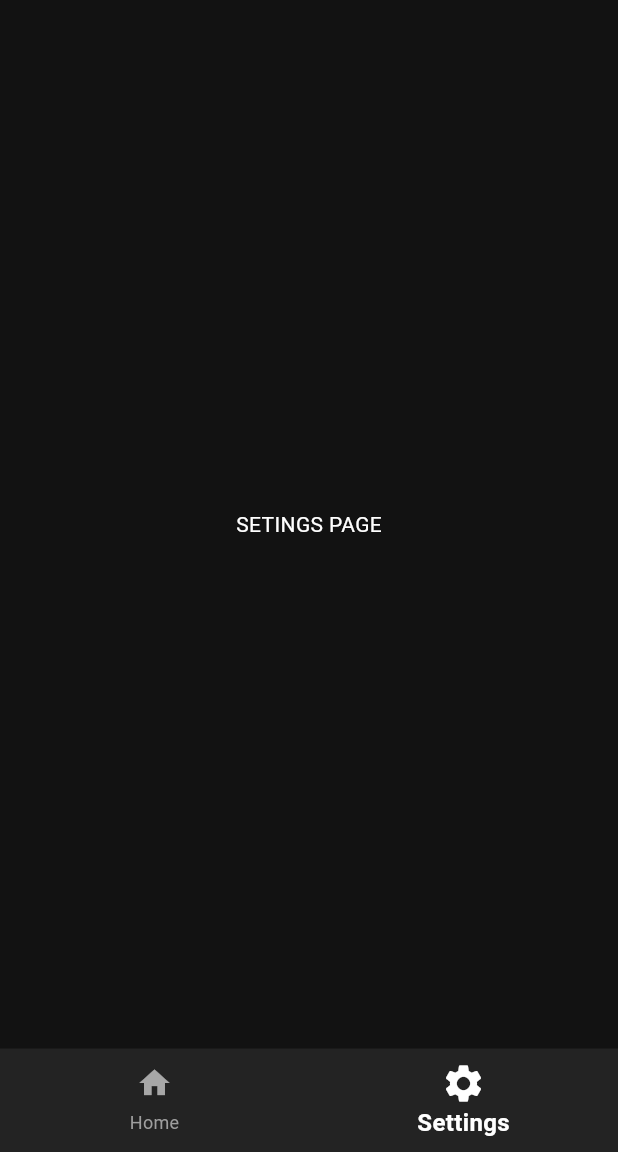
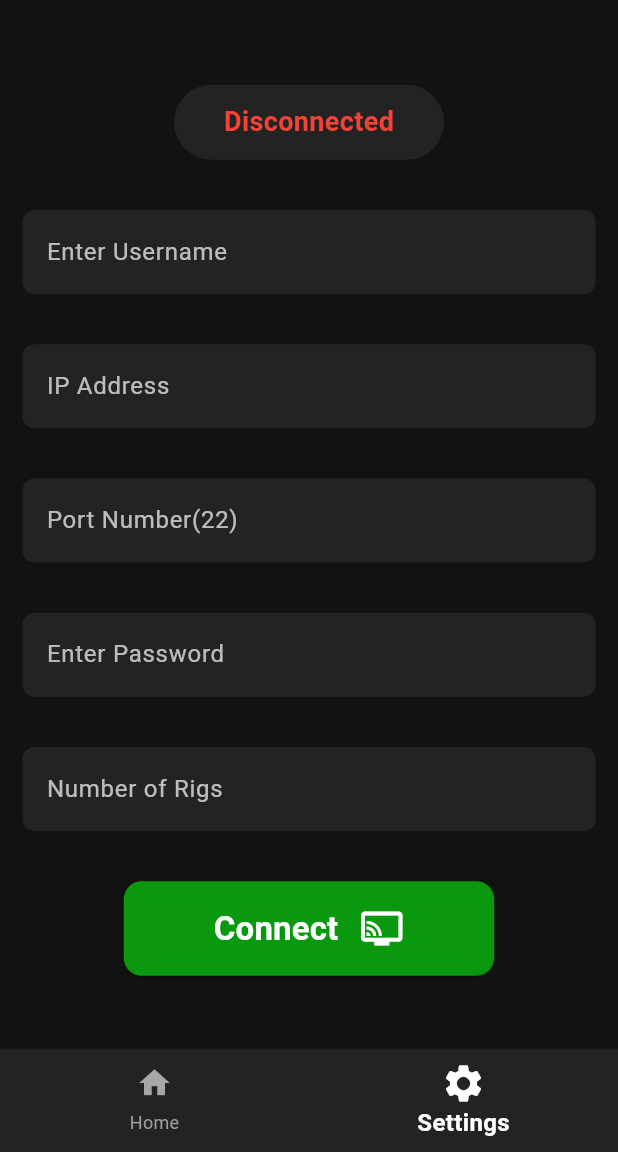
Before and after one commit to DevAni27/lg_controller, a Flutter app: the screen it shows after launch, item 2 of the bottom bar chosen, on a phone screen of 412 x 824 dp, the part 84-1236 px from its top. Run offline on Flutter 3.47's test engine with Material 3 defaults, Android fonts, the phone set to English and light mode, and no system bars.

Commit message:
UI-UX done for the settings page and some chnages made to the home screen

```diff
--- a/lib/screens/home_page.dart
+++ b/lib/screens/home_page.dart
@@ -44,8 +44,19 @@ class _HomePageState extends State<HomePage> {
               ),
 
             ),
+            SizedBox(height: 30,),
+
+            Divider(
+              color: Colors.grey,
+              thickness: 1,
+              height: 20,
+            ),
+
+            SizedBox(height: 30,),
+
+            Text("Liquid Galaxy Services", style: TextStyle(color: Colors.white, fontWeight: FontWeight.w600, fontSize: 20),),
+
             SizedBox(height: 20,),
-
             //Clean logo
             ElevatedButton(
               onPressed: () {
@@ -62,7 +73,7 @@ class _HomePageState extends State<HomePage> {
                 children: [
                   Text("Clean Logo", style: TextStyle(color: Colors.white, fontWeight: FontWeight.bold, fontSize: 22),),
                   SizedBox(width: 20),
-                  Icon(Icons.clear, size: 30, color: Colors.white,), // The icon
+                  Icon(Icons.delete, size: 30, color: Colors.white,), // The icon
 
                 ],
               ),
--- a/lib/screens/setting_page.dart
+++ b/lib/screens/setting_page.dart
@@ -13,7 +13,138 @@ class _SettingPageState extends State<SettingPage> {
     return Scaffold(
       backgroundColor: Color(0xFF121212),
       body: Center(
-        child: Text("SETINGS PAGE", style: TextStyle(color: Colors.white),),
+        child: Padding(
+          padding: const EdgeInsets.all(15.0),
+          child: Column(
+            mainAxisAlignment: MainAxisAlignment.spaceEvenly,
+            children: [
+
+              //connected status
+              Container(
+                height: 50,
+                width: 180,
+                margin: EdgeInsets.only(top: 8),
+                decoration: BoxDecoration(
+                  color: Color.fromARGB(255, 35, 35, 35),
+                  borderRadius: BorderRadius.circular(50)
+                ),
+                child: Center(
+                  child: Text(
+                    "Disconnected",
+                    style: TextStyle(
+                      color: Colors.red,
+                      fontWeight: FontWeight.w600,
+                      fontSize: 18,
+                    ),
+                  ),
+                ),
+              ),
+
+              //Username
+              TextField(
+                decoration: InputDecoration(
+                  hintText: "Enter Username",
+                  hintStyle: TextStyle(color: Colors.white70, fontWeight: FontWeight.w400),
+                  filled: true,
+                  fillColor: Color.fromARGB(255, 35, 35, 35),
+                  border: OutlineInputBorder(
+                    borderSide: BorderSide.none,
+                    borderRadius: BorderRadius.circular(8),
+                  ),
+
+                ),
+                style: TextStyle(color: Colors.white, fontWeight: FontWeight.w700),
+              ),
+
+              //ip address
+              TextField(
+                keyboardType: TextInputType.number,
+                decoration: InputDecoration(
+                  hintText: "IP Address",
+                  hintStyle: TextStyle(color: Colors.white70, fontWeight: FontWeight.w400),
+                  filled: true,
+                  fillColor: Color.fromARGB(255, 35, 35, 35),
+                  border: OutlineInputBorder(
+                    borderSide: BorderSide.none,
+                    borderRadius: BorderRadius.circular(8),
+                  ),
+                ),
+                style: TextStyle(color: Colors.white, fontWeight: FontWeight.w700),
+              ),
+
+              //Port number
+              TextField(
+                keyboardType: TextInputType.number,
+                decoration: InputDecoration(
+                  hintText: "Port Number(22)",
+                  hintStyle: TextStyle(color: Colors.white70, fontWeight: FontWeight.w400),
+                  filled: true,
+                  fillColor: Color.fromARGB(255, 35, 35, 35),
+                  border: OutlineInputBorder(
+                    borderSide: BorderSide.none,
+                    borderRadius: BorderRadius.circular(8),
+                  ),
+                ),
+                style: TextStyle(color: Colors.white, fontWeight: FontWeight.w700),
+              ),
+
+              //password
+              TextField(
+                decoration: InputDecoration(
+                  hintText: "Enter Password",
+                  hintStyle: TextStyle(color: Colors.white70, fontWeight: FontWeight.w400),
+                  filled: true,
+                  fillColor: Color.fromARGB(255, 35, 35, 35),
+                  border: OutlineInputBorder(
+                    borderSide: BorderSide.none,
+                    borderRadius: BorderRadius.circular(8),
+                  ),
+                ),
+                style: TextStyle(color: Colors.white, fontWeight: FontWeight.w700),
+              ),
+
+              //number of rigs
+              TextField(
+                keyboardType: TextInputType.number,
+                decoration: InputDecoration(
+                  hintText: "Number of Rigs",
+                  hintStyle: TextStyle(color: Colors.white70, fontWeight: FontWeight.w400),
+                  filled: true,
+                  fillColor: Color.fromARGB(255, 35, 35, 35),
+                  border: OutlineInputBorder(
+                    borderSide: BorderSide.none,
+                    borderRadius: BorderRadius.circular(8),
+                  ),
+                ),
+                style: TextStyle(color: Colors.white, fontWeight: FontWeight.w700),
+              ),
+
+              //connect button
+              ElevatedButton(
+                onPressed: () {
+                  // add function
+                },
+
+                style: ElevatedButton.styleFrom(
+                  backgroundColor:  const Color.fromARGB(255, 9, 152, 14),
+                  padding: EdgeInsets.symmetric(vertical: 16, horizontal: 60),
+                  shape: RoundedRectangleBorder(borderRadius: BorderRadius.circular(12))
+
+                ),
+                child: const Row(
+                  mainAxisSize: MainAxisSize.min, // Essential to prevent the Row from taking full width
+                  children: [
+                    Text("Connect", style: TextStyle(color: Colors.white, fontWeight: FontWeight.bold, fontSize: 22),),
+                    SizedBox(width: 14),
+                    Icon(Icons.connected_tv, size: 30, color: Colors.white,), // The icon
+
+                  ],
+                ),
+
+              ),
+            ],
+          ),
+        ),
       ),
     );
   }
```
